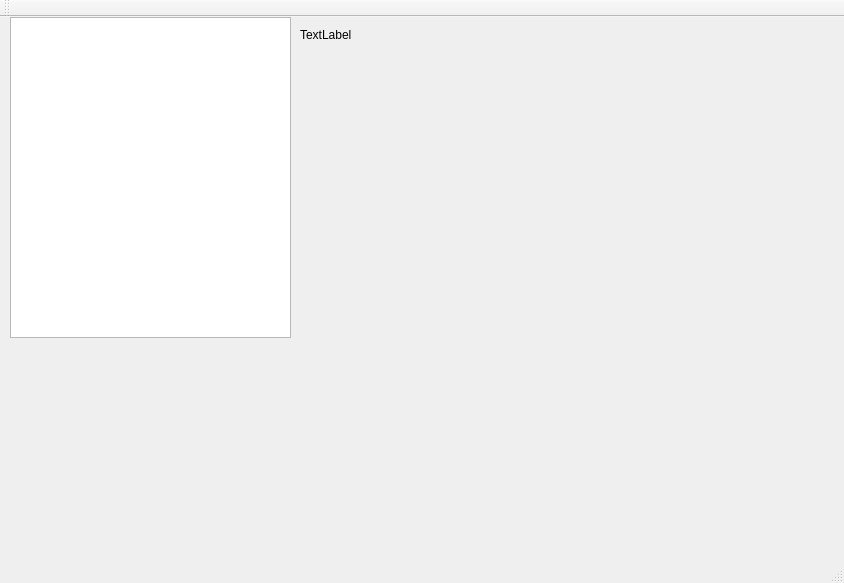
Old version of the form Tcc-GUI/mainwindow.ui in the repository gnakamiti/Supervisor-TCC.
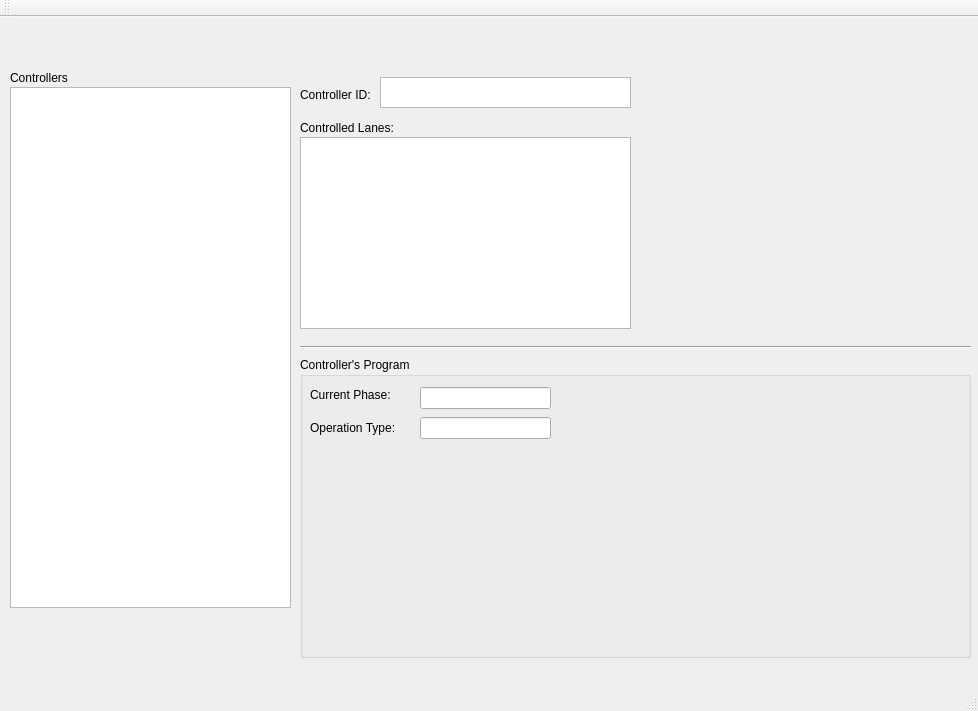
New version of the form. Icons and pictures are not drawn.

Commit message: Need to show phases!

Diff of the .ui file:
```diff
--- a/Tcc-GUI/mainwindow.ui
+++ b/Tcc-GUI/mainwindow.ui
@@ -6,8 +6,8 @@
    <rect>
     <x>0</x>
     <y>0</y>
-    <width>844</width>
-    <height>583</height>
+    <width>978</width>
+    <height>711</height>
    </rect>
   </property>
   <property name="windowTitle">
@@ -18,25 +18,152 @@
     <property name="geometry">
      <rect>
       <x>10</x>
-      <y>0</y>
+      <y>70</y>
       <width>281</width>
-      <height>321</height>
+      <height>521</height>
      </rect>
     </property>
    </widget>
-   <widget class="QLabel" name="label">
+   <widget class="QLabel" name="lblController">
+    <property name="geometry">
+     <rect>
+      <x>10</x>
+      <y>50</y>
+      <width>81</width>
+      <height>21</height>
+     </rect>
+    </property>
+    <property name="text">
+     <string>Controllers</string>
+    </property>
+   </widget>
+   <widget class="QLabel" name="lblControllerName">
     <property name="geometry">
      <rect>
       <x>300</x>
-      <y>10</y>
-      <width>53</width>
+      <y>70</y>
+      <width>161</width>
       <height>16</height>
      </rect>
     </property>
     <property name="text">
-     <string>TextLabel</string>
+     <string>Controller ID:</string>
     </property>
    </widget>
+   <widget class="QTextEdit" name="txtControllerName">
+    <property name="geometry">
+     <rect>
+      <x>380</x>
+      <y>60</y>
+      <width>251</width>
+      <height>31</height>
+     </rect>
+    </property>
+    <property name="readOnly">
+     <bool>true</bool>
+    </property>
+   </widget>
+   <widget class="QLabel" name="lblControlledLanes">
+    <property name="geometry">
+     <rect>
+      <x>300</x>
+      <y>100</y>
+      <width>141</width>
+      <height>21</height>
+     </rect>
+    </property>
+    <property name="text">
+     <string>Controlled Lanes:</string>
+    </property>
+   </widget>
+   <widget class="QListWidget" name="listControlledLanes">
+    <property name="geometry">
+     <rect>
+      <x>300</x>
+      <y>120</y>
+      <width>331</width>
+      <height>192</height>
+     </rect>
+    </property>
+   </widget>
+   <widget class="Line" name="line">
+    <property name="geometry">
+     <rect>
+      <x>300</x>
+      <y>320</y>
+      <width>671</width>
+      <height>20</height>
+     </rect>
+    </property>
+    <property name="orientation">
+     <enum>Qt::Horizontal</enum>
+    </property>
+   </widget>
+   <widget class="QGroupBox" name="groupBoxControllersProgram">
+    <property name="geometry">
+     <rect>
+      <x>300</x>
+      <y>340</y>
+      <width>671</width>
+      <height>301</height>
+     </rect>
+    </property>
+    <property name="title">
+     <string>Controller's Program</string>
+    </property>
+    <widget class="QLabel" name="lblCurrentPhase">
+     <property name="geometry">
+      <rect>
+       <x>10</x>
+       <y>30</y>
+       <width>91</width>
+       <height>16</height>
+      </rect>
+     </property>
+     <property name="text">
+      <string>Current Phase:</string>
+     </property>
+    </widget>
+    <widget class="QLineEdit" name="txtCurrentPhase">
+     <property name="geometry">
+      <rect>
+       <x>120</x>
+       <y>30</y>
+       <width>131</width>
+       <height>22</height>
+      </rect>
+     </property>
+     <property name="readOnly">
+      <bool>true</bool>
+     </property>
+    </widget>
+    <widget class="QLabel" name="lblOperationType">
+     <property name="geometry">
+      <rect>
+       <x>10</x>
+       <y>60</y>
+       <width>91</width>
+       <height>21</height>
+      </rect>
+     </property>
+     <property name="text">
+      <string>Operation Type:</string>
+     </property>
+    </widget>
+    <widget class="QLineEdit" name="txtOperationType">
+     <property name="geometry">
+      <rect>
+       <x>120</x>
+       <y>60</y>
+       <width>131</width>
+       <height>22</height>
+      </rect>
+     </property>
+     <property name="readOnly">
+      <bool>true</bool>
+     </property>
+    </widget>
+   </widget>
   </widget>
   <widget class="QMenuBar" name="menuBar">
    <property name="geometry">
```
Left out of the diff: 6 changed lines with no effect on the pictures. The commit also changes 17 other files.
